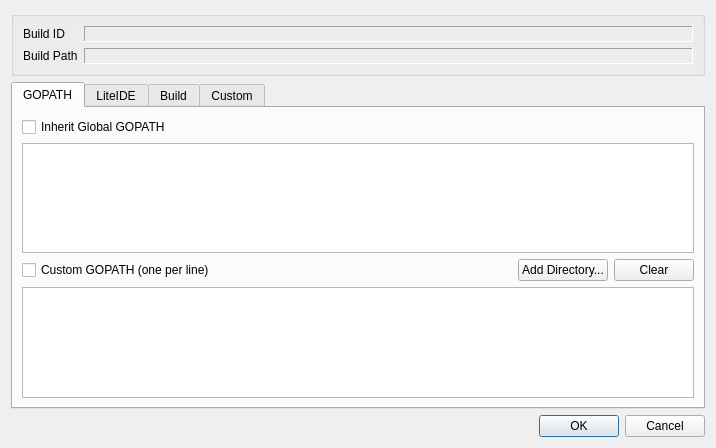
The window that liteidex/src/plugins/litebuild/buildconfigdialog.ui (visualfc/liteide) describes before a commit, drawn with Qt 5.
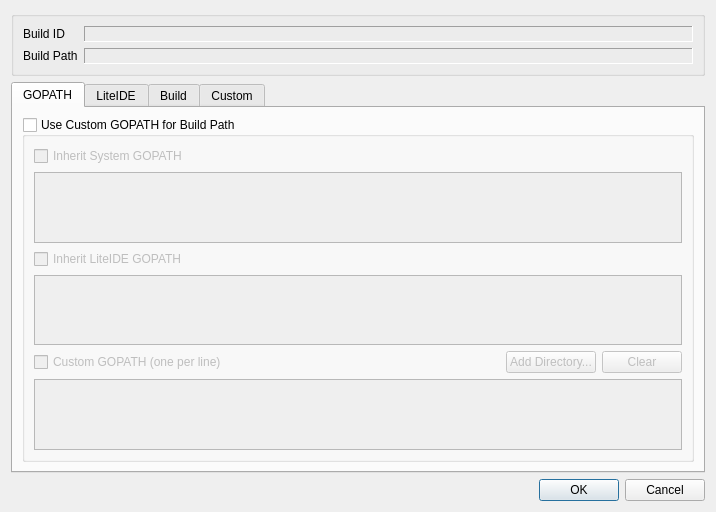
The same window after the commit. The open tabs and pages were chosen to show the change.

Commit message: litebuild: support custom GOPATH for builepath

Patch:
```diff
--- a/liteidex/src/plugins/litebuild/buildconfigdialog.ui
+++ b/liteidex/src/plugins/litebuild/buildconfigdialog.ui
@@ -7,7 +7,7 @@
     <x>0</x>
     <y>0</y>
     <width>716</width>
-    <height>448</height>
+    <height>487</height>
    </rect>
   </property>
   <property name="windowTitle">
@@ -84,16 +84,38 @@
       <attribute name="title">
        <string>GOPATH</string>
       </attribute>
+      <layout class="QVBoxLayout" name="verticalLayout_6">
+       <item>
+        <widget class="QGroupBox" name="useCustomGopathGroupBox">
+         <property name="title">
+          <string>Use Custom GOPATH for Build Path</string>
+         </property>
+         <property name="checkable">
+          <bool>true</bool>
+         </property>
+         <property name="checked">
+          <bool>false</bool>
+         </property>
       <layout class="QVBoxLayout" name="verticalLayout_5">
        <item>
         <widget class="QCheckBox" name="inheritGopathCheckBox">
          <property name="text">
-          <string>Inherit Global GOPATH</string>
+             <string>Inherit System GOPATH</string>
          </property>
         </widget>
        </item>
        <item>
-        <widget class="QPlainTextEdit" name="globalGopathEdit"/>
+           <widget class="QPlainTextEdit" name="sysGopathEdit"/>
+          </item>
+          <item>
+           <widget class="QCheckBox" name="inheritLiteGopathCheckBox">
+            <property name="text">
+             <string>Inherit LiteIDE GOPATH</string>
+            </property>
+           </widget>
+          </item>
+          <item>
+           <widget class="QPlainTextEdit" name="liteGopathEdit"/>
        </item>
        <item>
         <layout class="QHBoxLayout" name="horizontalLayout">
@@ -135,6 +157,9 @@
        </item>
        <item>
         <widget class="QPlainTextEdit" name="customGopathEdit"/>
+          </item>
+         </layout>
+        </widget>
        </item>
       </layout>
      </widget>
```
Left out of the diff: 26 changed lines with no effect on the pictures. Lines whose indentation alone changed are shown as unchanged. The commit also changes 6 other files.
